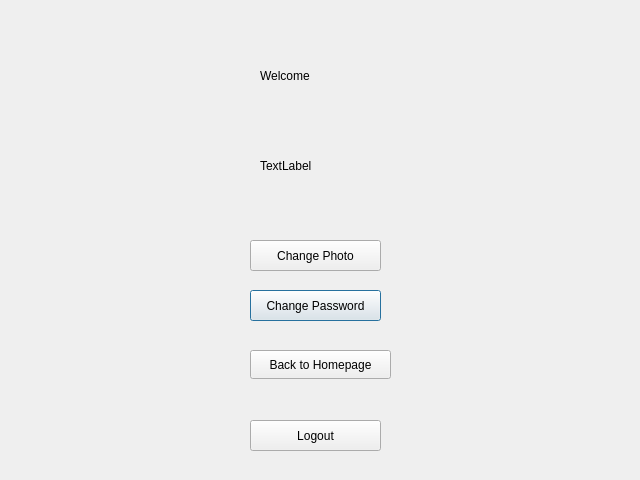
Before: the Qt Designer form profilepage.ui in aasishhumagain/BudgetBuddy, drawn with Qt 5.
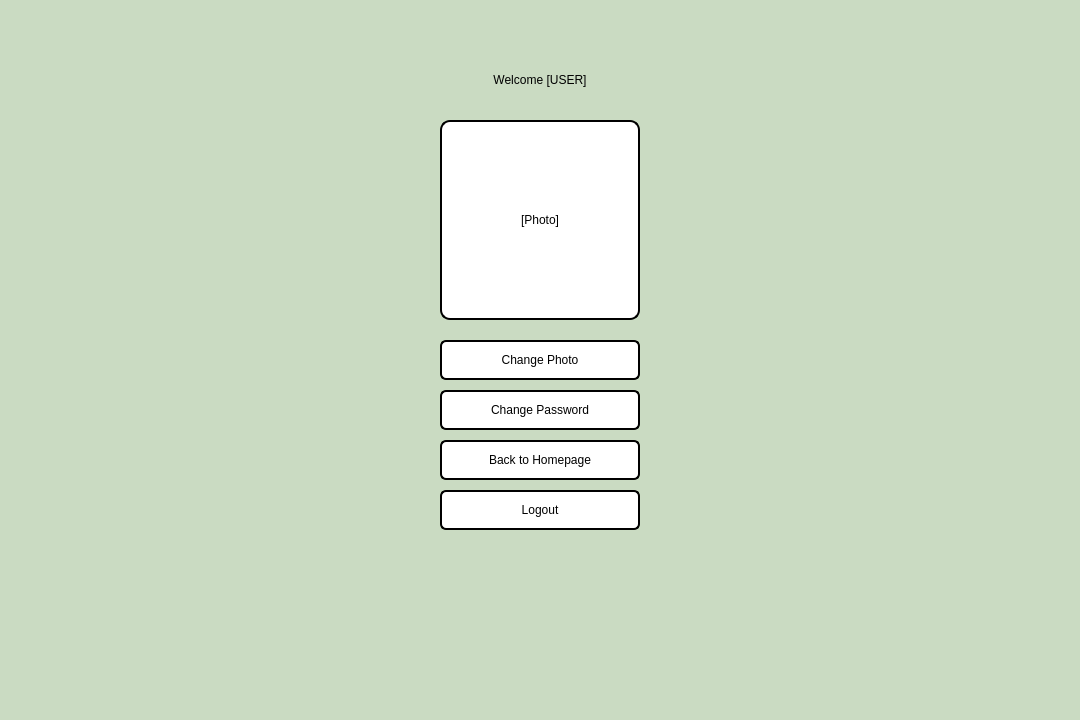
After: the same form once the commit is applied.

The edit to the form file:
```diff
--- a/profilepage.ui
+++ b/profilepage.ui
@@ -6,91 +6,166 @@
    <rect>
     <x>0</x>
     <y>0</y>
-    <width>640</width>
-    <height>480</height>
+    <width>1080</width>
+    <height>720</height>
    </rect>
   </property>
   <property name="windowTitle">
-   <string>Dialog</string>
+   <string>BudgetBuddy - Profile</string>
   </property>
+  <property name="styleSheet">
+   <string notr="true">
+    background-color: rgb(202, 219, 194);
+   </string>
+  </property>
+
+  <!-- ✅ Centered Welcome Label -->
   <widget class="QLabel" name="labelWelcome">
    <property name="geometry">
     <rect>
-     <x>260</x>
+     <x>240</x>
      <y>60</y>
-     <width>101</width>
-     <height>31</height>
+     <width>600</width>
+     <height>40</height>
     </rect>
    </property>
+   <property name="styleSheet">
+    <string notr="true">
+     font: 600 18pt "Segoe UI";
+     color: rgb(0, 0, 0);
+    </string>
+   </property>
    <property name="text">
-    <string>Welcome</string>
+    <string>Welcome [USER]</string>
+   </property>
+   <property name="alignment">
+    <set>Qt::AlignCenter</set>
    </property>
   </widget>
+
+  <!-- Profile Photo -->
   <widget class="QLabel" name="labelPhoto">
    <property name="geometry">
     <rect>
-     <x>260</x>
-     <y>110</y>
-     <width>221</width>
-     <height>111</height>
+     <x>440</x>
+     <y>120</y>
+     <width>200</width>
+     <height>200</height>
     </rect>
    </property>
-   <property name="text">
-    <string>TextLabel</string>
+   <property name="styleSheet">
+    <string notr="true">
+     font: 600 10pt "Segoe UI";
+     color: rgb(0, 0, 0);
+     background: white;
+     border: 2px solid black;
+     border-radius: 10px;
+    </string>
    </property>
-  </widget>
-  <widget class="QPushButton" name="buttonChangePassword">
-   <property name="geometry">
-    <rect>
-     <x>250</x>
-     <y>290</y>
-     <width>131</width>
-     <height>31</height>
-    </rect>
-   </property>
    <property name="text">
-    <string>Change Password</string>
+    <string>[Photo]</string>
    </property>
-  </widget>
-  <widget class="QPushButton" name="buttonLogout">
-   <property name="geometry">
-    <rect>
-     <x>250</x>
-     <y>420</y>
-     <width>131</width>
-     <height>31</height>
-    </rect>
+   <property name="alignment">
+    <set>Qt::AlignCenter</set>
    </property>
-   <property name="text">
-    <string>Logout</string>
-   </property>
   </widget>
+
+  <!-- Change Photo -->
   <widget class="QPushButton" name="buttonChangePhoto">
    <property name="geometry">
     <rect>
-     <x>250</x>
-     <y>240</y>
-     <width>131</width>
-     <height>31</height>
+     <x>440</x>
+     <y>340</y>
+     <width>200</width>
+     <height>40</height>
     </rect>
    </property>
+   <property name="styleSheet">
+    <string notr="true">
+     font: 600 12pt "Segoe UI";
+     background: white;
+     color: rgb(0, 0, 0);
+     border: 2px solid black;
+     border-radius: 6px;
+    </string>
+   </property>
    <property name="text">
     <string>Change Photo</string>
    </property>
   </widget>
+
+  <!-- Change Password -->
+  <widget class="QPushButton" name="buttonChangePassword">
+   <property name="geometry">
+    <rect>
+     <x>440</x>
+     <y>390</y>
+     <width>200</width>
+     <height>40</height>
+    </rect>
+   </property>
+   <property name="styleSheet">
+    <string notr="true">
+     font: 600 12pt "Segoe UI";
+     background: white;
+     color: rgb(0, 0, 0);
+     border: 2px solid black;
+     border-radius: 6px;
+    </string>
+   </property>
+   <property name="text">
+    <string>Change Password</string>
+   </property>
+  </widget>
+
+  <!-- Back -->
   <widget class="QPushButton" name="buttonBack">
    <property name="geometry">
     <rect>
-     <x>250</x>
-     <y>350</y>
-     <width>141</width>
-     <height>29</height>
+     <x>440</x>
+     <y>440</y>
+     <width>200</width>
+     <height>40</height>
     </rect>
    </property>
+   <property name="styleSheet">
+    <string notr="true">
+     font: 600 12pt "Segoe UI";
+     background: white;
+     color: rgb(0, 0, 0);
+     border: 2px solid black;
+     border-radius: 6px;
+    </string>
+   </property>
    <property name="text">
     <string>Back to Homepage</string>
    </property>
   </widget>
+
+  <!-- Logout -->
+  <widget class="QPushButton" name="buttonLogout">
+   <property name="geometry">
+    <rect>
+     <x>440</x>
+     <y>490</y>
+     <width>200</width>
+     <height>40</height>
+    </rect>
+   </property>
+   <property name="styleSheet">
+    <string notr="true">
+     font: 600 12pt "Segoe UI";
+     background: white;
+     color: rgb(0, 0, 0);
+     border: 2px solid black;
+     border-radius: 6px;
+    </string>
+   </property>
+   <property name="text">
+    <string>Logout</string>
+   </property>
+  </widget>
+
  </widget>
  <resources/>
  <connections/>
```
